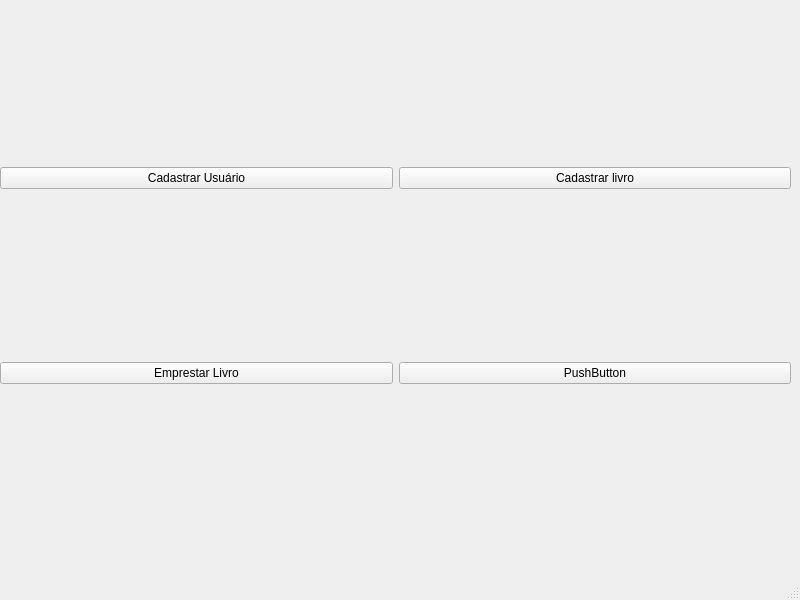
This is Ui/tela_principal.ui in Braiani/Biblioteca-Python as Qt 5 draws it before an edit. The edited form follows.
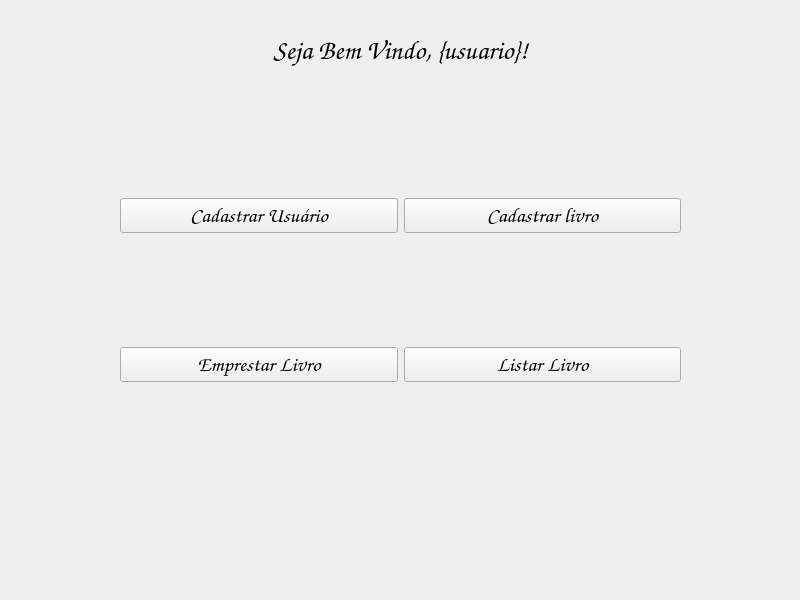
This is the edited form.

Commit message: Tela de login; Tela Principal; Login Service criados

The edit to the form file:
```diff
--- a/Ui/tela_principal.ui
+++ b/Ui/tela_principal.ui
@@ -10,6 +10,11 @@
     <height>600</height>
    </rect>
   </property>
+  <property name="font">
+   <font>
+    <family>Comic Sans MS</family>
+   </font>
+  </property>
   <property name="windowTitle">
    <string>MainWindow</string>
   </property>
@@ -17,15 +22,21 @@
    <widget class="QWidget" name="gridLayoutWidget">
     <property name="geometry">
      <rect>
-      <x>0</x>
-      <y>0</y>
-      <width>791</width>
-      <height>551</height>
+      <x>120</x>
+      <y>90</y>
+      <width>561</width>
+      <height>401</height>
      </rect>
     </property>
     <layout class="QGridLayout" name="gridLayout">
      <item row="1" column="0">
       <widget class="QPushButton" name="btn_emprestar_livro">
+       <property name="font">
+        <font>
+         <family>Comic Sans MS</family>
+         <pointsize>16</pointsize>
+        </font>
+       </property>
        <property name="text">
         <string>Emprestar Livro</string>
        </property>
@@ -40,32 +51,68 @@
      </item>
      <item row="0" column="1">
       <widget class="QPushButton" name="btn_cadastrar_livro">
+       <property name="font">
+        <font>
+         <family>Comic Sans MS</family>
+         <pointsize>16</pointsize>
+        </font>
+       </property>
        <property name="text">
         <string>Cadastrar livro</string>
        </property>
       </widget>
      </item>
+     <item row="0" column="0">
+      <widget class="QPushButton" name="btn_cadastrar_usuario">
+       <property name="font">
+        <font>
+         <family>Comic Sans MS</family>
+         <pointsize>16</pointsize>
+        </font>
+       </property>
+       <property name="text">
+        <string>Cadastrar Usuário</string>
+       </property>
+      </widget>
+     </item>
      <item row="1" column="1">
-      <widget class="QPushButton" name="pushButton_4">
+      <widget class="QPushButton" name="btn_listar_livros">
+       <property name="font">
+        <font>
+         <family>Comic Sans MS</family>
+         <pointsize>16</pointsize>
+        </font>
+       </property>
        <property name="text">
-        <string>PushButton</string>
+        <string>Listar Livro</string>
        </property>
       </widget>
      </item>
     </layout>
    </widget>
+   <widget class="QLabel" name="lbl_bem_vindo">
+    <property name="geometry">
+     <rect>
+      <x>120</x>
+      <y>25</y>
+      <width>561</width>
+      <height>51</height>
+     </rect>
+    </property>
+    <property name="font">
+     <font>
+      <family>Comic Sans MS</family>
+      <pointsize>20</pointsize>
+     </font>
+    </property>
+    <property name="text">
+     <string>Seja Bem Vindo, {usuario}!</string>
+    </property>
+    <property name="alignment">
+     <set>Qt::AlignCenter</set>
+    </property>
+   </widget>
   </widget>
-  <widget class="QMenuBar" name="menubar">
-   <property name="geometry">
-    <rect>
-     <x>0</x>
-     <y>0</y>
-     <width>800</width>
-     <height>22</height>
-    </rect>
-   </property>
-  </widget>
-  <widget class="QStatusBar" name="statusbar"/>
  </widget>
  <resources/>
  <connections/>
```
Left out of the diff: 9 changed lines with no effect on the pictures. The commit also changes 10 other files.
